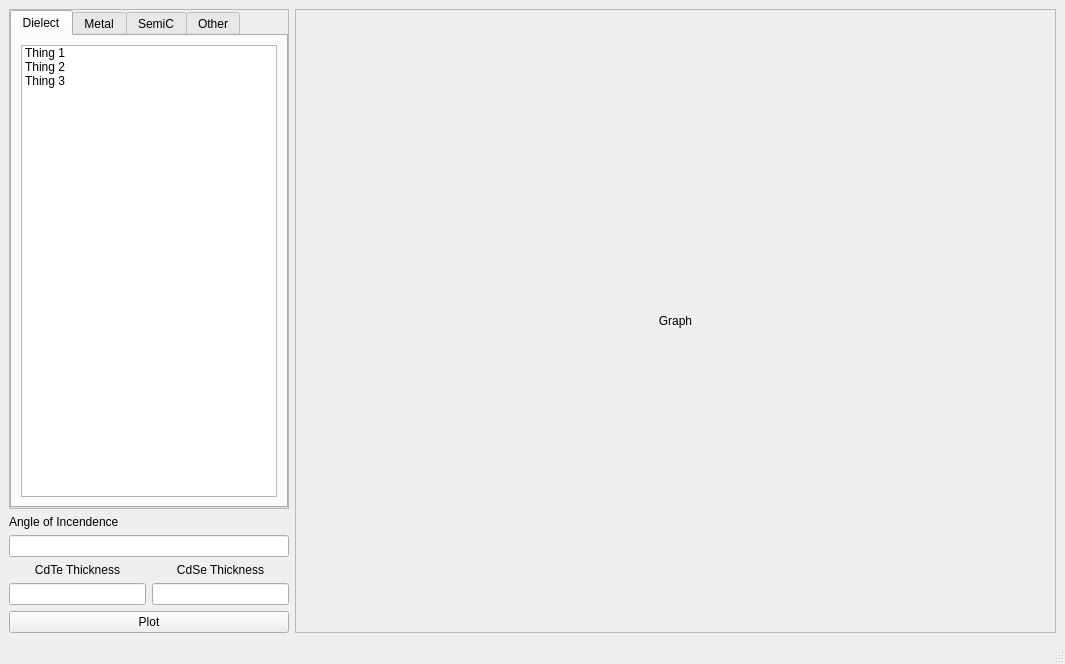
First picture: the form in MainUI.ui, repository VDFaller/Optical-Modeling, before the edit.
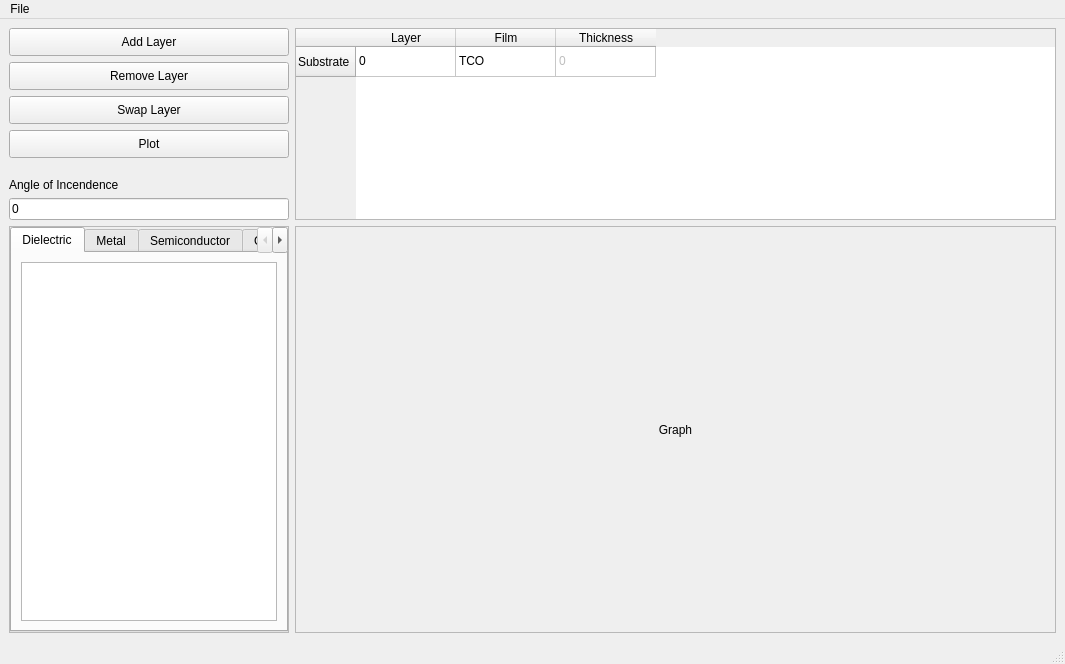
Second picture: the form after the edit.

```diff
--- a/MainUI.ui
+++ b/MainUI.ui
@@ -15,92 +15,56 @@
   </property>
   <widget class="QWidget" name="centralwidget">
    <layout class="QGridLayout" name="gridLayout">
-    <item row="1" column="1">
-     <widget class="QFrame" name="GraphFrame">
+    <item row="0" column="1">
+     <widget class="QTableWidget" name="tableWidget">
       <property name="sizePolicy">
-       <sizepolicy hsizetype="Expanding" vsizetype="Expanding">
-        <horstretch>1</horstretch>
+       <sizepolicy hsizetype="Preferred" vsizetype="Preferred">
+        <horstretch>0</horstretch>
         <verstretch>0</verstretch>
        </sizepolicy>
       </property>
-      <property name="frameShape">
-       <enum>QFrame::StyledPanel</enum>
-      </property>
-      <property name="frameShadow">
-       <enum>QFrame::Raised</enum>
-      </property>
-      <layout class="QVBoxLayout" name="verticalLayout">
-       <item>
-        <widget class="QLabel" name="label_3">
-         <property name="text">
-          <string>Graph</string>
-         </property>
-         <property name="alignment">
-          <set>Qt::AlignCenter</set>
-         </property>
-        </widget>
-       </item>
-      </layout>
+      <row>
+       <property name="text">
+        <string>Substrate</string>
+       </property>
+      </row>
+      <column>
+       <property name="text">
+        <string>Layer</string>
+       </property>
+      </column>
+      <column>
+       <property name="text">
+        <string>Film</string>
+       </property>
+      </column>
+      <column>
+       <property name="text">
+        <string>Thickness</string>
+       </property>
+      </column>
+      <item row="0" column="0">
+       <property name="text">
+        <string>0</string>
+       </property>
+      </item>
+      <item row="0" column="1">
+       <property name="text">
+        <string>TCO</string>
+       </property>
+      </item>
+      <item row="0" column="2">
+       <property name="text">
+        <string>0</string>
+       </property>
+       <property name="flags">
+        <set>ItemIsSelectable|ItemIsEditable|ItemIsDragEnabled|ItemIsUserCheckable</set>
+       </property>
+      </item>
      </widget>
     </item>
     <item row="1" column="0">
      <layout class="QGridLayout" name="NonGraph">
-      <item row="2" column="0" colspan="2">
-       <widget class="QLineEdit" name="le_Theta0"/>
-      </item>
-      <item row="1" column="0" colspan="2">
-       <widget class="QLabel" name="label_4">
-        <property name="text">
-         <string>Angle of Incendence</string>
-        </property>
-        <property name="alignment">
-         <set>Qt::AlignBottom|Qt::AlignLeading|Qt::AlignLeft</set>
-        </property>
-       </widget>
-      </item>
-      <item row="5" column="0" colspan="2">
-       <widget class="QPushButton" name="plot">
-        <property name="text">
-         <string>Plot</string>
-        </property>
-       </widget>
-      </item>
-      <item row="4" column="0">
-       <widget class="QLineEdit" name="CdTeThickness"/>
-      </item>
-      <item row="4" column="1">
-       <widget class="QLineEdit" name="CdSeThickness">
-        <property name="alignment">
-         <set>Qt::AlignLeading|Qt::AlignLeft|Qt::AlignVCenter</set>
-        </property>
-       </widget>
-      </item>
-      <item row="3" column="0">
-       <widget class="QLabel" name="label">
-        <property name="sizePolicy">
-         <sizepolicy hsizetype="Minimum" vsizetype="Minimum">
-          <horstretch>0</horstretch>
-          <verstretch>0</verstretch>
-         </sizepolicy>
-        </property>
-        <property name="text">
-         <string>CdTe Thickness</string>
-        </property>
-        <property name="alignment">
-         <set>Qt::AlignCenter</set>
-        </property>
-       </widget>
-      </item>
-      <item row="3" column="1">
-       <widget class="QLabel" name="label_2">
-        <property name="text">
-         <string>CdSe Thickness</string>
-        </property>
-        <property name="alignment">
-         <set>Qt::AlignCenter</set>
-        </property>
-       </widget>
-      </item>
       <item row="0" column="0" colspan="2">
        <widget class="QFrame" name="frame">
         <property name="frameShape">
@@ -132,27 +96,14 @@
            </property>
            <widget class="QWidget" name="tabDielectric">
             <attribute name="title">
-             <string>Dielect</string>
+             <string>Dielectric</string>
+            </attribute>
+            <attribute name="whatsThis">
+             <string>Dielectric</string>
             </attribute>
             <layout class="QVBoxLayout" name="verticalLayout_3">
              <item>
-              <widget class="QListWidget" name="listWidget">
-               <item>
-                <property name="text">
-                 <string>Thing 1</string>
-                </property>
-               </item>
-               <item>
-                <property name="text">
-                 <string>Thing 2</string>
-                </property>
-               </item>
-               <item>
-                <property name="text">
-                 <string>Thing 3</string>
-                </property>
-               </item>
-              </widget>
+              <widget class="QListWidget" name="lwDielectric"/>
              </item>
             </layout>
            </widget>
@@ -163,7 +114,7 @@
            </widget>
            <widget class="QWidget" name="tabSemiconductor">
             <attribute name="title">
-             <string>SemiC</string>
+             <string>Semiconductor</string>
             </attribute>
            </widget>
            <widget class="QWidget" name="tab_6">
@@ -178,6 +129,107 @@
       </item>
      </layout>
     </item>
+    <item row="1" column="1">
+     <widget class="QFrame" name="GraphFrame">
+      <property name="sizePolicy">
+       <sizepolicy hsizetype="Expanding" vsizetype="Expanding">
+        <horstretch>1</horstretch>
+        <verstretch>0</verstretch>
+       </sizepolicy>
+      </property>
+      <property name="frameShape">
+       <enum>QFrame::StyledPanel</enum>
+      </property>
+      <property name="frameShadow">
+       <enum>QFrame::Raised</enum>
+      </property>
+      <layout class="QVBoxLayout" name="verticalLayout">
+       <item>
+        <widget class="QLabel" name="label_3">
+         <property name="text">
+          <string>Graph</string>
+         </property>
+         <property name="alignment">
+          <set>Qt::AlignCenter</set>
+         </property>
+        </widget>
+       </item>
+      </layout>
+     </widget>
+    </item>
+    <item row="0" column="0">
+     <layout class="QGridLayout" name="gridLayout_4">
+      <item row="0" column="0">
+       <widget class="QPushButton" name="btnAddLayer">
+        <property name="sizePolicy">
+         <sizepolicy hsizetype="Minimum" vsizetype="Preferred">
+          <horstretch>0</horstretch>
+          <verstretch>0</verstretch>
+         </sizepolicy>
+        </property>
+        <property name="text">
+         <string>Add Layer</string>
+        </property>
+       </widget>
+      </item>
+      <item row="4" column="0">
+       <widget class="QLabel" name="label_4">
+        <property name="text">
+         <string>Angle of Incendence</string>
+        </property>
+        <property name="alignment">
+         <set>Qt::AlignBottom|Qt::AlignLeading|Qt::AlignLeft</set>
+        </property>
+       </widget>
+      </item>
+      <item row="5" column="0">
+       <widget class="QLineEdit" name="le_Theta0">
+        <property name="text">
+         <string>0</string>
+        </property>
+       </widget>
+      </item>
+      <item row="3" column="0">
+       <widget class="QPushButton" name="btnPlot">
+        <property name="sizePolicy">
+         <sizepolicy hsizetype="Minimum" vsizetype="Preferred">
+          <horstretch>0</horstretch>
+          <verstretch>0</verstretch>
+         </sizepolicy>
+        </property>
+        <property name="text">
+         <string>Plot</string>
+        </property>
+       </widget>
+      </item>
+      <item row="1" column="0">
+       <widget class="QPushButton" name="btnRemoveLayer">
+        <property name="sizePolicy">
+         <sizepolicy hsizetype="Minimum" vsizetype="Preferred">
+          <horstretch>0</horstretch>
+          <verstretch>0</verstretch>
+         </sizepolicy>
+        </property>
+        <property name="text">
+         <string>Remove Layer</string>
+        </property>
+       </widget>
+      </item>
+      <item row="2" column="0">
+       <widget class="QPushButton" name="btnSwapLayer">
+        <property name="sizePolicy">
+         <sizepolicy hsizetype="Minimum" vsizetype="Preferred">
+          <horstretch>0</horstretch>
+          <verstretch>0</verstretch>
+         </sizepolicy>
+        </property>
+        <property name="text">
+         <string>Swap Layer</string>
+        </property>
+       </widget>
+      </item>
+     </layout>
+    </item>
    </layout>
   </widget>
   <widget class="QMenuBar" name="menubar">
@@ -186,9 +238,16 @@
      <x>0</x>
      <y>0</y>
      <width>1065</width>
-     <height>26</height>
+     <height>21</height>
     </rect>
    </property>
+   <widget class="QMenu" name="menuFile">
+    <property name="title">
+     <string>File</string>
+    </property>
+    <addaction name="actionOpen"/>
+   </widget>
+   <addaction name="menuFile"/>
   </widget>
   <widget class="QStatusBar" name="statusbar"/>
  </widget>
```
Left out of the diff: 52 changed lines with no effect on the pictures.
